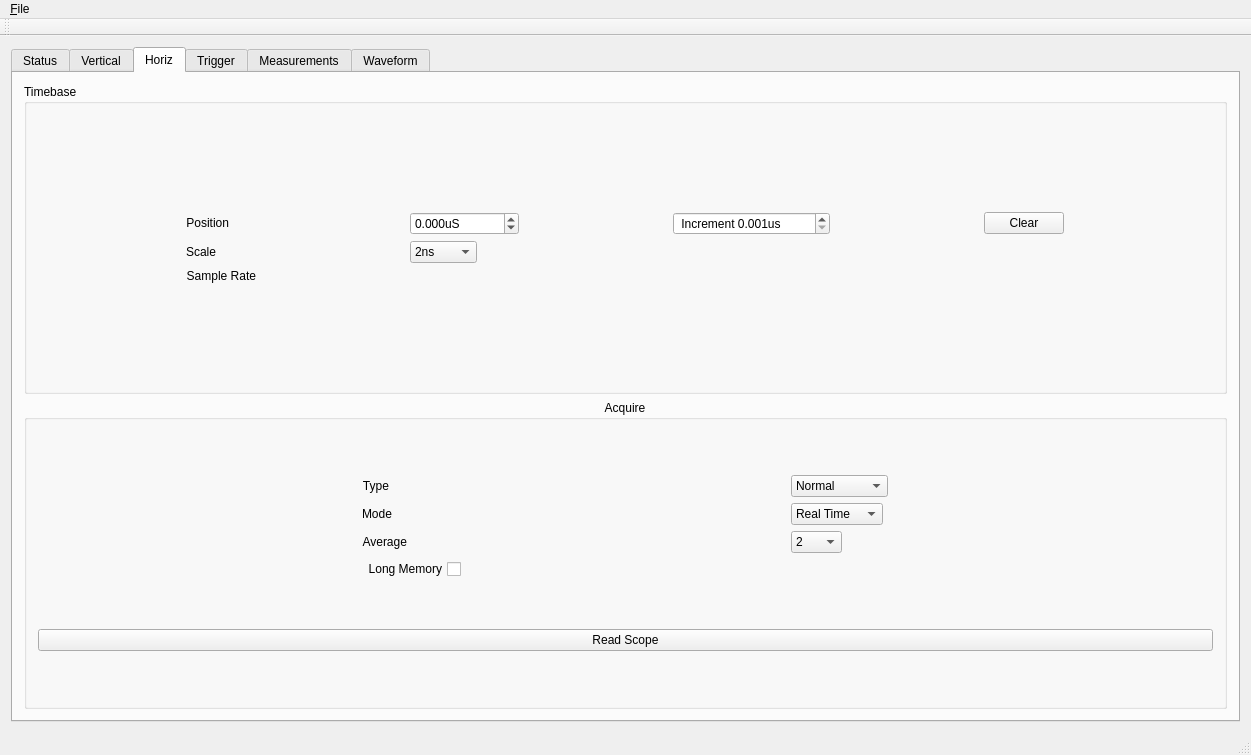
Qt form mainwindow.ui (wd5gnr/qrigol) before a commit.
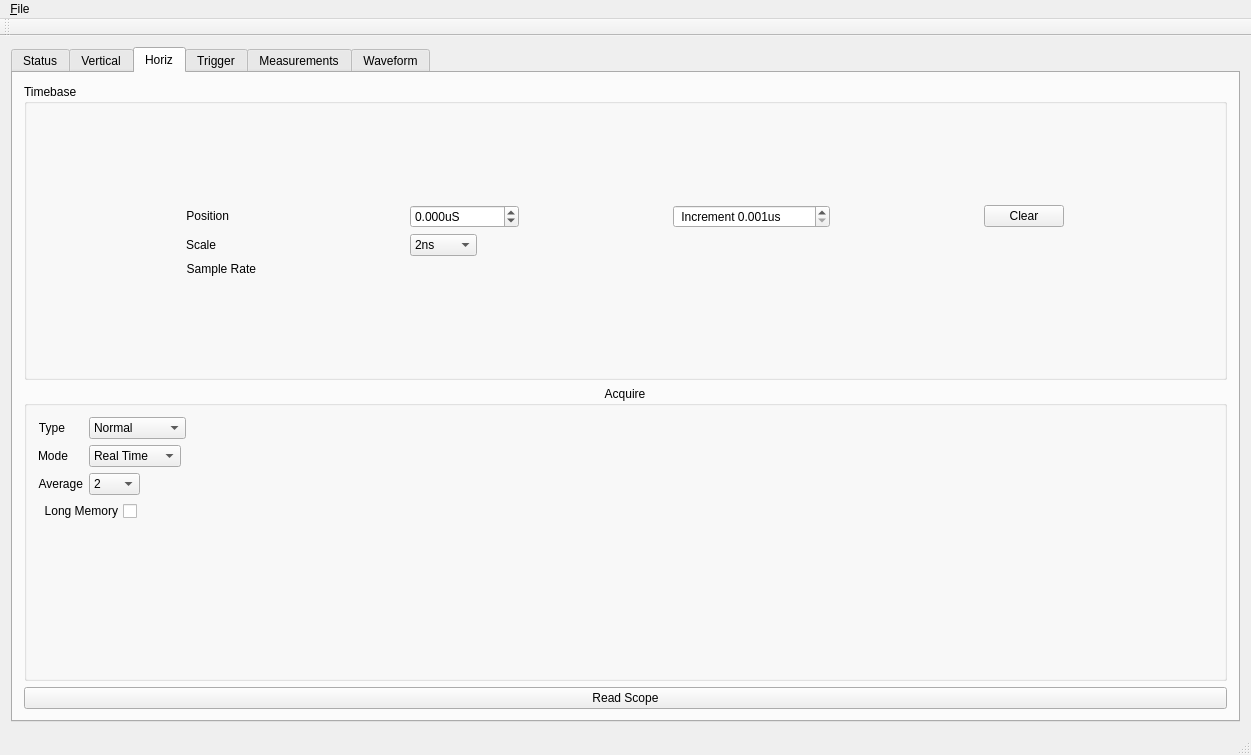
The same form after that commit. The open tabs and pages were chosen to show the change.

Commit message: Clean up on plot dialog. Fix printing example. Enhanced gnuplot screen examples.

Patch:
```diff
--- a/mainwindow.ui
+++ b/mainwindow.ui
@@ -887,48 +887,23 @@
           <property name="alignment">
            <set>Qt::AlignHCenter|Qt::AlignTop</set>
           </property>
-          <layout class="QVBoxLayout" name="verticalLayout_4">
-           <item>
-            <layout class="QGridLayout" name="gridLayout_7">
-             <item row="2" column="0">
-              <widget class="QLabel" name="label_44">
+          <layout class="QFormLayout" name="formLayout_2">
+           <item row="0" column="0">
+            <widget class="QLabel" name="label_42">
                <property name="sizePolicy">
-                <sizepolicy hsizetype="Fixed" vsizetype="Preferred">
+              <sizepolicy hsizetype="Minimum" vsizetype="Preferred">
                  <horstretch>0</horstretch>
                  <verstretch>0</verstretch>
                 </sizepolicy>
                </property>
                <property name="text">
-                <string>Average</string>
+              <string>Type</string>
                </property>
                <property name="alignment">
                 <set>Qt::AlignRight|Qt::AlignTrailing|Qt::AlignVCenter</set>
                </property>
               </widget>
              </item>
-             <item row="1" column="1">
-              <widget class="QComboBox" name="acqMode">
-               <property name="sizePolicy">
-                <sizepolicy hsizetype="Fixed" vsizetype="Fixed">
-                 <horstretch>0</horstretch>
-                 <verstretch>0</verstretch>
-                </sizepolicy>
-               </property>
-               <property name="toolTip">
-                <string>Set real time or equal time mode</string>
-               </property>
-               <item>
-                <property name="text">
-                 <string>Real Time</string>
-                </property>
-               </item>
-               <item>
-                <property name="text">
-                 <string>Equal Time</string>
-                </property>
-               </item>
-              </widget>
-             </item>
              <item row="0" column="1">
               <widget class="QComboBox" name="acqType">
                <property name="sizePolicy">
@@ -957,6 +932,61 @@
                </item>
               </widget>
              </item>
+           <item row="1" column="0">
+            <widget class="QLabel" name="label_43">
+             <property name="sizePolicy">
+              <sizepolicy hsizetype="Minimum" vsizetype="Preferred">
+               <horstretch>0</horstretch>
+               <verstretch>0</verstretch>
+              </sizepolicy>
+             </property>
+             <property name="text">
+              <string>Mode</string>
+             </property>
+             <property name="alignment">
+              <set>Qt::AlignRight|Qt::AlignTrailing|Qt::AlignVCenter</set>
+             </property>
+            </widget>
+           </item>
+           <item row="1" column="1">
+            <widget class="QComboBox" name="acqMode">
+             <property name="sizePolicy">
+              <sizepolicy hsizetype="Fixed" vsizetype="Fixed">
+               <horstretch>0</horstretch>
+               <verstretch>0</verstretch>
+              </sizepolicy>
+             </property>
+             <property name="toolTip">
+              <string>Set real time or equal time mode</string>
+             </property>
+             <item>
+              <property name="text">
+               <string>Real Time</string>
+              </property>
+             </item>
+             <item>
+              <property name="text">
+               <string>Equal Time</string>
+              </property>
+             </item>
+            </widget>
+           </item>
+           <item row="2" column="0">
+            <widget class="QLabel" name="label_44">
+             <property name="sizePolicy">
+              <sizepolicy hsizetype="Minimum" vsizetype="Preferred">
+               <horstretch>0</horstretch>
+               <verstretch>0</verstretch>
+              </sizepolicy>
+             </property>
+             <property name="text">
+              <string>Average</string>
+             </property>
+             <property name="alignment">
+              <set>Qt::AlignRight|Qt::AlignTrailing|Qt::AlignVCenter</set>
+             </property>
+            </widget>
+           </item>
              <item row="2" column="1">
               <widget class="QComboBox" name="acqAvg">
                <property name="sizePolicy">
@@ -1010,7 +1040,7 @@
                </item>
               </widget>
              </item>
-             <item row="4" column="0">
+           <item row="3" column="0" colspan="2">
               <widget class="QCheckBox" name="acqMem">
                <property name="sizePolicy">
                 <sizepolicy hsizetype="Fixed" vsizetype="Fixed">
@@ -1029,39 +1059,8 @@
                </property>
               </widget>
              </item>
-             <item row="0" column="0">
-              <widget class="QLabel" name="label_42">
-               <property name="sizePolicy">
-                <sizepolicy hsizetype="Fixed" vsizetype="Preferred">
-                 <horstretch>0</horstretch>
-                 <verstretch>0</verstretch>
-                </sizepolicy>
-               </property>
-               <property name="text">
-                <string>Type</string>
-               </property>
-               <property name="alignment">
-                <set>Qt::AlignRight|Qt::AlignTrailing|Qt::AlignVCenter</set>
-               </property>
-              </widget>
-             </item>
-             <item row="1" column="0">
-              <widget class="QLabel" name="label_43">
-               <property name="sizePolicy">
-                <sizepolicy hsizetype="Fixed" vsizetype="Preferred">
-                 <horstretch>0</horstretch>
-                 <verstretch>0</verstretch>
-                </sizepolicy>
-               </property>
-               <property name="text">
-                <string>Mode</string>
-               </property>
-               <property name="alignment">
-                <set>Qt::AlignRight|Qt::AlignTrailing|Qt::AlignVCenter</set>
-               </property>
-              </widget>
-             </item>
-            </layout>
+          </layout>
+         </widget>
            </item>
            <item>
             <widget class="QPushButton" name="updAcq">
@@ -1071,9 +1070,6 @@
              <property name="text">
               <string>Read Scope</string>
              </property>
-            </widget>
-           </item>
-          </layout>
          </widget>
         </item>
        </layout>
```
Left out of the diff: 2 changed lines with no effect on the pictures. Lines whose indentation alone changed are shown as unchanged. The commit also changes 1 other file.
